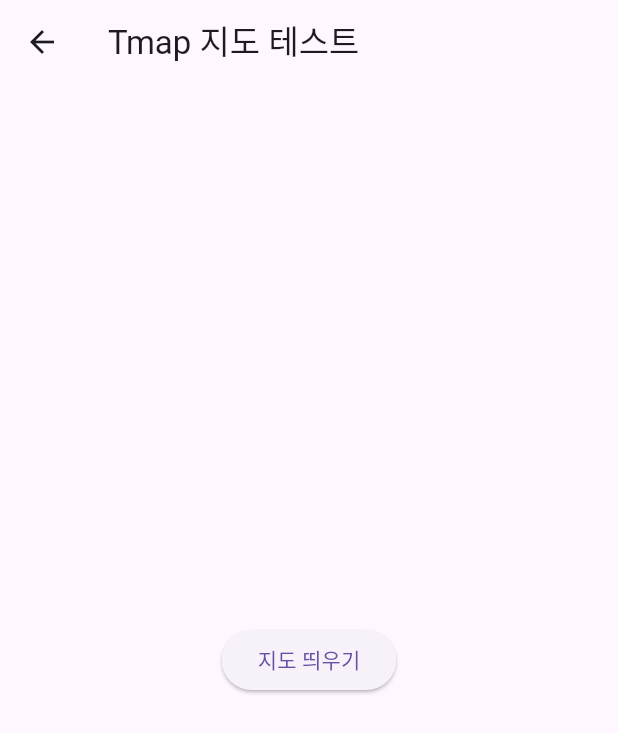
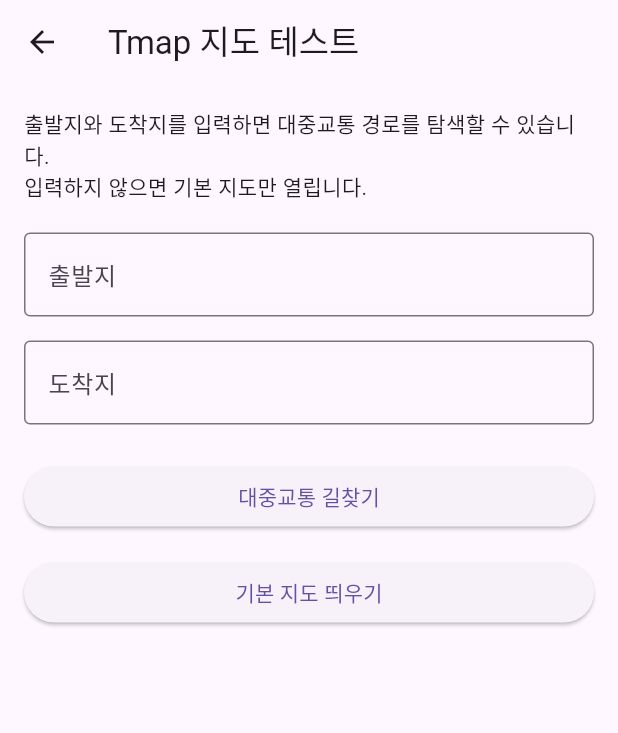
Before and after one commit to alaldd564/ainfra, a Flutter app: the TmapLaunchScreen screen opened directly, on a phone screen of 412 x 824 dp. Shown: the top 733 px of the screen. Run offline on Flutter 3.47's test engine with Material 3 defaults, Android fonts, the phone set to English and light mode, and no system bars; our stand-ins replace cloud_firestore, firebase_auth, firebase_core, firebase_messaging, flutter_tts, geocoding and 3 more; missing offline and left inert: flutter_naver_map; accounts and stored records are empty.

```diff
--- a/lib/screens/tmap_launch_screen.dart
+++ b/lib/screens/tmap_launch_screen.dart
@@ -2,24 +2,100 @@
 import 'package:flutter/services.dart';
 import 'dart:developer' as developer;
 
-class TmapLaunchScreen extends StatelessWidget {
+class TmapLaunchScreen extends StatefulWidget {
   const TmapLaunchScreen({super.key});
+
+  @override
+  State<TmapLaunchScreen> createState() => _TmapLaunchScreenState();
+}
+
+class _TmapLaunchScreenState extends State<TmapLaunchScreen> {
+  final TextEditingController _originController = TextEditingController();
+  final TextEditingController _destinationController = TextEditingController();
+
+  static const platform = MethodChannel('tmap_channel');
+
+  Future<void> _launchMapActivityWithPublicTransitRoute() async {
+    final origin = _originController.text.trim();
+    final destination = _destinationController.text.trim();
+
+    if (origin.isEmpty || destination.isEmpty) {
+      ScaffoldMessenger.of(context).showSnackBar(
+        const SnackBar(content: Text('출발지와 도착지를 모두 입력해주세요.')),
+      );
+      return;
+    }
+
+    try {
+      await platform.invokeMethod(
+        'launchMapActivityWithPublicTransitRoute',
+        {
+          'origin': origin,
+          'destination': destination,
+        },
+      );
+    } on PlatformException catch (e) {
+      developer.log('Tmap 대중교통 길찾기 실패', error: e);
+    }
+  }
+
+  Future<void> _launchDefaultMapActivity() async {
+    try {
+      await platform.invokeMethod('launchMapActivity');
+    } on PlatformException catch (e) {
+      developer.log('기본 지도 띄우기 실패', error: e);
+    }
+  }
+
+  @override
+  void dispose() {
+    _originController.dispose();
+    _destinationController.dispose();
+    super.dispose();
+  }
 
   @override
   Widget build(BuildContext context) {
     return Scaffold(
       appBar: AppBar(title: const Text('Tmap 지도 테스트')),
-      body: Center(
-        child: ElevatedButton(
-          onPressed: () async {
-            const platform = MethodChannel('tmap_channel');
-            try {
-              await platform.invokeMethod('launchMapActivity');
-            } on PlatformException catch (e) {
-              developer.log('Tmap launch failed', error: e);
-            }
-          },
-          child: const Text('지도 띄우기'),
+      body: Padding(
+        padding: const EdgeInsets.all(16.0),
+        child: SingleChildScrollView(
+          child: Column(
+            crossAxisAlignment: CrossAxisAlignment.stretch,
+            children: [
+              const Text(
+                '출발지와 도착지를 입력하면 대중교통 경로를 탐색할 수 있습니다.\n입력하지 않으면 기본 지도만 열립니다.',
+                style: TextStyle(fontSize: 14),
+              ),
+              const SizedBox(height: 20),
+              TextField(
+                controller: _originController,
+                decoration: const InputDecoration(
+                  labelText: '출발지',
+                  border: OutlineInputBorder(),
+                ),
+              ),
+              const SizedBox(height: 16.0),
+              TextField(
+                controller: _destinationController,
+                decoration: const InputDecoration(
+                  labelText: '도착지',
+                  border: OutlineInputBorder(),
+                ),
+              ),
+              const SizedBox(height: 24.0),
+              ElevatedButton(
+                onPressed: _launchMapActivityWithPublicTransitRoute,
+                child: const Text('대중교통 길찾기'),
+              ),
+              const SizedBox(height: 16.0),
+              ElevatedButton(
+                onPressed: _launchDefaultMapActivity,
+                child: const Text('기본 지도 띄우기'),
+              ),
+            ],
+          ),
         ),
       ),
     );
```
Also changed, not shown: lib/screens/bottom_naviate_screen.dart (+92 -68 lines), lib/services/route_service.dart (added, +94 -0 lines), lib/screens/brightness_settings.dart (line endings or trailing spaces), 3 other files.
